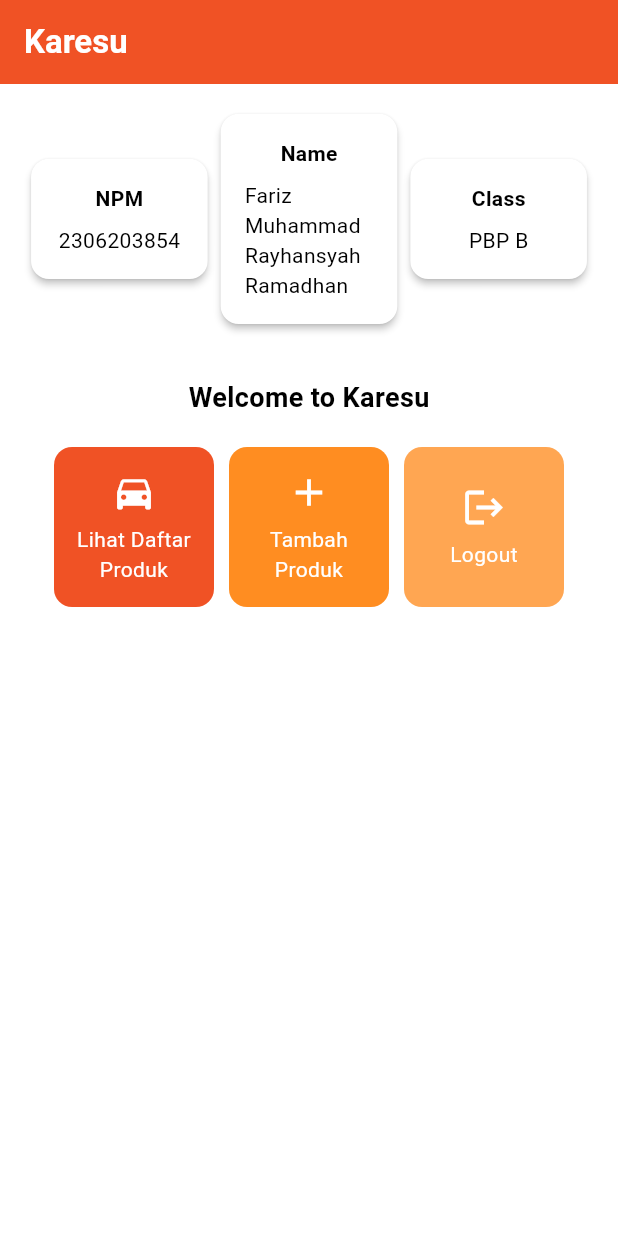
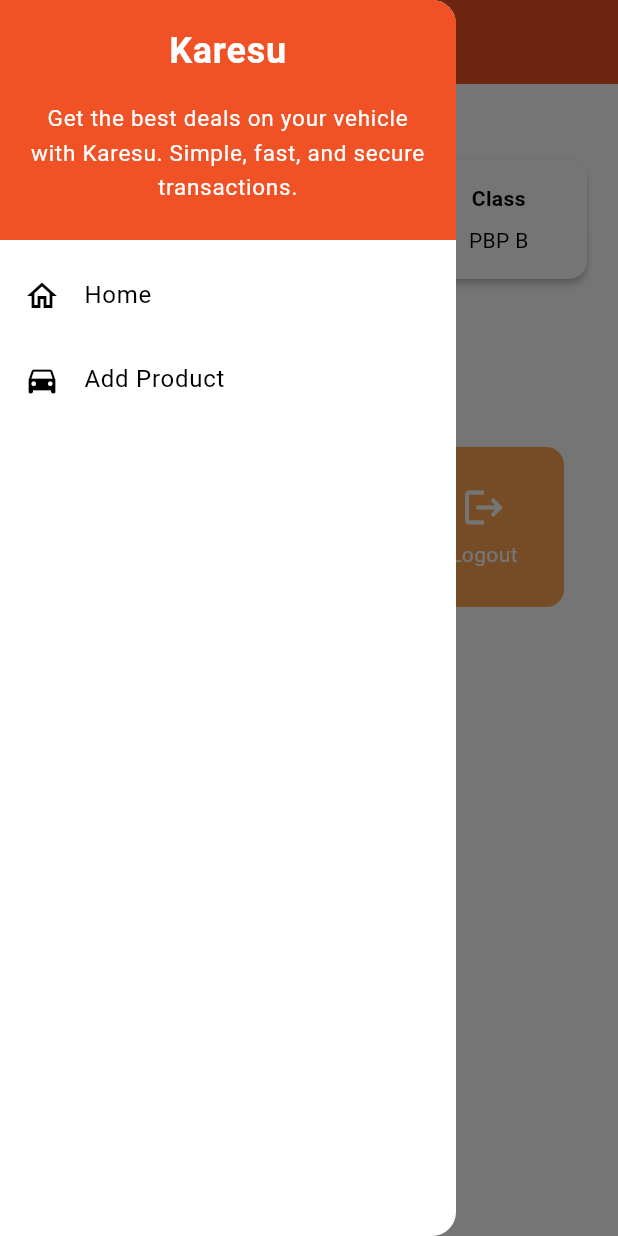
Before and after one commit to izycoder/karesu-mobile, a Flutter app: the screen it shows after launch, with the side drawer open (before the commit the screen has no drawer), on a phone screen of 412 x 824 dp. Run offline on Flutter 3.47's test engine with Material 3 defaults, Android fonts, the light colour scheme and no system bars.

Commit message:
upload tugas 8

```diff
--- a/lib/main.dart
+++ b/lib/main.dart
@@ -1,5 +1,5 @@
 import 'package:flutter/material.dart';
-import 'package:karesu_mobile/menu.dart';
+import 'package:karesu_mobile/screens/menu.dart';
 
 void main() {
   runApp(const MyApp());
--- a/lib/menu.dart
+++ b/lib/screens/menu.dart
@@ -1,4 +1,6 @@
 import 'package:flutter/material.dart';
+import 'package:karesu_mobile/widgets/left_drawer.dart';
+import 'package:karesu_mobile/widgets/product_card.dart';
 
 class MyHomePage extends StatelessWidget {
     final String npm = '2306203854'; // NPM
@@ -7,8 +9,8 @@
     MyHomePage({super.key});
 
     final List<ItemHomepage> items = [
-         ItemHomepage("Lihat Daftar Produk", Icons.directions_car),
-         ItemHomepage("Tambah Produk", Icons.add),
+         ItemHomepage("See Car Listing", Icons.directions_car),
+         ItemHomepage("Add Product", Icons.add),
          ItemHomepage("Logout", Icons.logout),
      ];
 
@@ -28,7 +30,9 @@
         ),
         // Warna latar belakang AppBar diambil dari skema warna tema aplikasi.
         backgroundColor: const Color(0xFFf05225),  // Changed to match the orange theme
+        iconTheme: const IconThemeData(color: Colors.white),
       ),
+      drawer: const LeftDrawer(),
       // Body halaman dengan padding di sekelilingnya.
       body: SingleChildScrollView(
         child: Padding(
@@ -126,78 +130,3 @@
     );
   }
 }
-
- class ItemHomepage {
-     final String name;
-     final IconData icon;
-
-     ItemHomepage(this.name, this.icon);
- }
-
-
-class ItemCard extends StatelessWidget {
-  // Menampilkan kartu dengan ikon dan nama.
-
-  final ItemHomepage item;
-
-  const ItemCard(this.item, {super.key});
-
-  // Helper method untuk menentukan warna berdasarkan nama item
-  Color _getButtonColor(String name) {
-    switch (name) {
-      case "Lihat Daftar Produk":
-        return const Color(0xFFf05225);  // Orange
-      case "Tambah Produk":
-        return const Color(0xFFff8d21);  // Light Orange
-      case "Logout":
-        return const Color(0xFFffa652);  // Orange
-      default:
-        return Colors.blue;  // Default color
-    }
-  }
-
-  @override
-  Widget build(BuildContext context) {
-    return Material(
-      // Menentukan warna latar belakang dari tema aplikasi.
-      color: _getButtonColor(item.name),
-      // Membuat sudut kartu melengkung.
-      borderRadius: BorderRadius.circular(12),
-
-      child: InkWell(
-        // Aksi ketika kartu ditekan.
-        onTap: () {
-          // Menampilkan pesan SnackBar saat kartu ditekan.
-          ScaffoldMessenger.of(context)
-            ..hideCurrentSnackBar()
-            ..showSnackBar(
-              SnackBar(content: Text("Kamu telah menekan tombol ${item.name}!"))
-            );
-        },
-        // Container untuk menyimpan Icon dan Text
-        child: Container(
-          padding: const EdgeInsets.all(8),
-          child: Center(
-            child: Column(
-              // Menyusun ikon dan teks di tengah kartu.
-              mainAxisAlignment: MainAxisAlignment.center,
-              children: [
-                Icon(
-                  item.icon,
-                  color: Colors.white,
-                  size: 30.0,
-                ),
-                const Padding(padding: EdgeInsets.all(3)),
-                Text(
-                  item.name,
-                  textAlign: TextAlign.center,
-                  style: const TextStyle(color: Colors.white),
-                ),
-              ],
-            ),
-          ),
-        ),
-      ),
-    );
-  }
-}
--- /dev/null
+++ b/lib/widgets/left_drawer.dart
@@ -0,0 +1,68 @@
+import 'package:flutter/material.dart';
+import 'package:karesu_mobile/screens/menu.dart';
+import 'package:karesu_mobile/screens/productentry_form.dart';
+
+class LeftDrawer extends StatelessWidget {
+  const LeftDrawer({super.key});
+
+  @override
+  Widget build(BuildContext context) {
+    return Drawer(
+      child: ListView(
+        children: [
+          DrawerHeader(
+    decoration: BoxDecoration(
+      color: const Color(0xFFf05225),  // Orange to match menu
+    ),
+    child: const Column(
+      children: [
+        Text(
+          'Karesu',
+          textAlign: TextAlign.center,
+          style: TextStyle(
+            fontSize: 24,
+            fontWeight: FontWeight.bold,
+            color: Colors.white,
+          ),
+        ),
+        Padding(padding: EdgeInsets.all(8)),
+        Text(
+          "Get the best deals on your vehicle with Karesu. Simple, fast, and secure transactions.",
+          textAlign: TextAlign.center,
+          style: TextStyle(
+            fontSize: 15,
+            color: Colors.white,
+            fontWeight: FontWeight.normal,
+          ),
+        ),
+      ],
+    ),
+          ),
+  ListTile(
+    leading: const Icon(Icons.home_outlined),
+    title: const Text('Home'),
+    // Bagian redirection ke MyHomePage
+    onTap: () {
+      Navigator.pushReplacement(
+          context,
+          MaterialPageRoute(
+            builder: (context) => MyHomePage(),
+          ));
+    },
+  ),
+  ListTile(
+    leading: const Icon(Icons.directions_car),
+    title: const Text('Add Product'),
+    // Bagian redirection ke MoodEntryFormPage
+    onTap: () {
+      Navigator.push(
+          context,
+          MaterialPageRoute(
+            builder: (context) => const ProductEntryFormPage(),
+          ));
+    },
+  ),        ],
+      ),
+    );
+  }
+}
--- /dev/null
+++ b/lib/widgets/product_card.dart
@@ -0,0 +1,85 @@
+import 'package:flutter/material.dart';
+import 'package:karesu_mobile/screens/productentry_form.dart';
+
+class ItemHomepage {
+     final String name;
+     final IconData icon;
+
+     ItemHomepage(this.name, this.icon);
+ }
+
+
+class ItemCard extends StatelessWidget {
+  // Menampilkan kartu dengan ikon dan nama.
+
+  final ItemHomepage item;
+
+  const ItemCard(this.item, {super.key});
+
+  // Helper method untuk menentukan warna berdasarkan nama item
+  Color _getButtonColor(String name) {
+    switch (name) {
+      case "See Car Listing":
+        return const Color(0xFFf05225);  // Orange
+      case "Add Product":
+        return const Color(0xFFff8d21);  // Light Orange
+      case "Logout":
+        return const Color(0xFFffa652);  // Orange
+      default:
+        return Colors.blue;  // Default color
+    }
+  }
+
+  @override
+  Widget build(BuildContext context) {
+    return Material(
+      // Menentukan warna latar belakang dari tema aplikasi.
+      color: _getButtonColor(item.name),
+      // Membuat sudut kartu melengkung.
+      borderRadius: BorderRadius.circular(12),
+
+      child: InkWell(
+        // Aksi ketika kartu ditekan.
+        onTap: () {
+          // Menampilkan pesan SnackBar saat kartu ditekan.
+          ScaffoldMessenger.of(context)
+            ..hideCurrentSnackBar()
+            ..showSnackBar(
+              SnackBar(content: Text("You pressed the ${item.name} button!"))
+            );
+
+          // Navigate ke route yang sesuai
+          if (item.name == "Add Product") {
+            Navigator.push(
+              context,
+              MaterialPageRoute(builder: (context) => const ProductEntryFormPage()),
+            );
+          }
+        },
+        // Container untuk menyimpan Icon dan Text
+        child: Container(
+          padding: const EdgeInsets.all(8),
+          child: Center(
+            child: Column(
+              // Menyusun ikon dan teks di tengah kartu.
+              mainAxisAlignment: MainAxisAlignment.center,
+              children: [
+                Icon(
+                  item.icon,
+                  color: Colors.white,
+                  size: 30.0,
+                ),
+                const Padding(padding: EdgeInsets.all(3)),
+                Text(
+                  item.name,
+                  textAlign: TextAlign.center,
+                  style: const TextStyle(color: Colors.white),
+                ),
+              ],
+            ),
+          ),
+        ),
+      ),
+    );
+  }
+}
```
Also changed, not shown: lib/screens/productentry_form.dart (added, +162 -0 lines), 1 other file.
